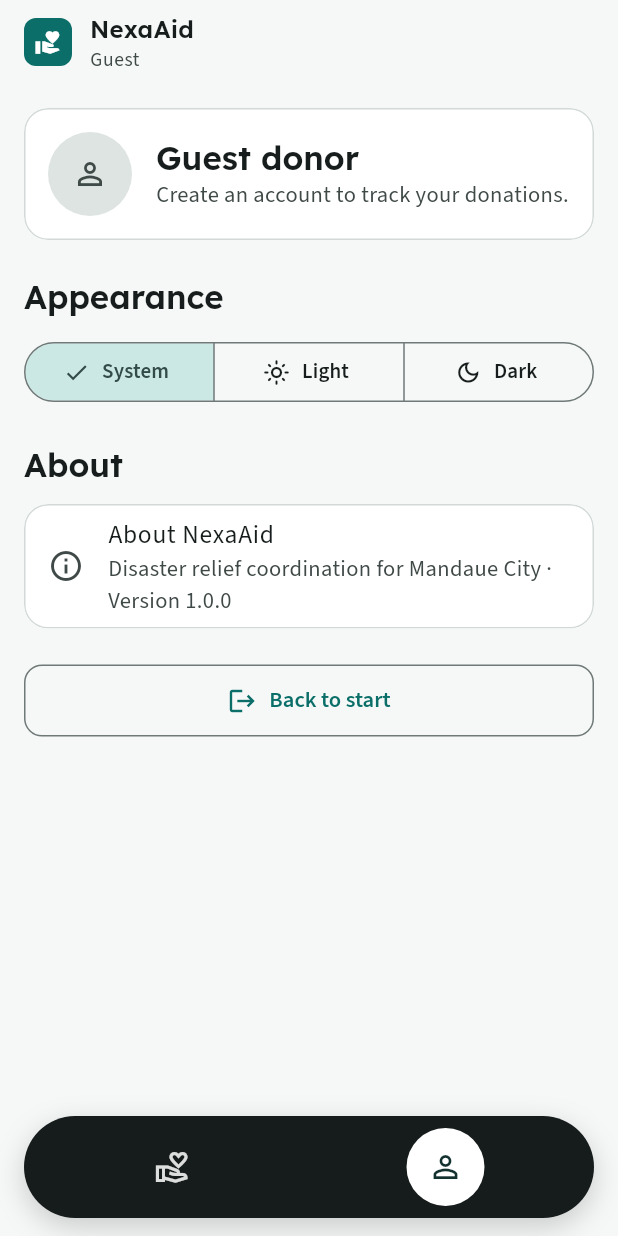
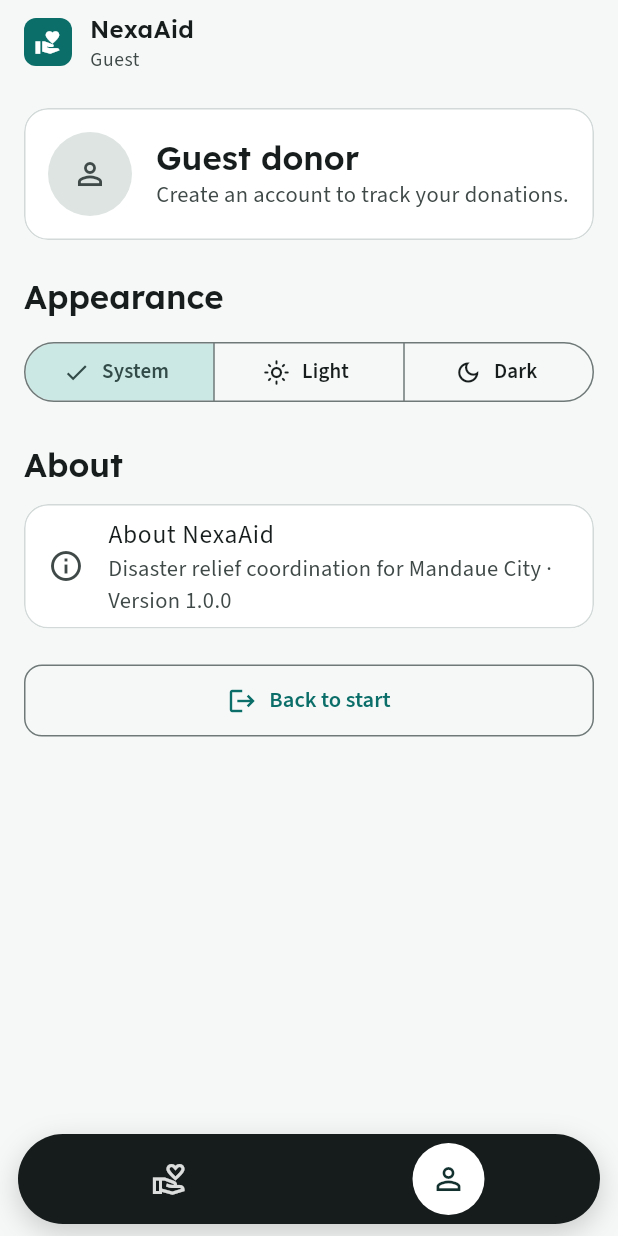
Before and after one commit to EdgeTech-team/nexaaid-capstone-2, a Flutter app: the RoleHome screen opened directly, after a tap on the "person outline" icon, on a phone screen of 412 x 824 dp. Run offline on Flutter 3.47's test engine with Material 3 defaults, Android fonts, the phone set to English and light mode, and no system bars; our stand-ins replace file_picker, flutter_map, google_fonts, image_picker, latlong2; missing offline and left inert: mobile_scanner, pdfrx; network calls fail.

Commit message:
UI: tighter floating navigation bar

```diff
--- a/mobile/lib/design/components/nav.dart
+++ b/mobile/lib/design/components/nav.dart
@@ -24,17 +24,18 @@ class FloatingNavBar extends StatelessWidget {
       required this.onSelected,
     });
 
-  static const double _height = 68;
-  static const double _circle = 52;
+   static const double _height = 60;
+   static const double _circle = 48;
 
     @override
     Widget build(BuildContext context) {
       final dark = Theme.of(context).brightness == Brightness.dark;
       return SafeArea(
       top: false,
-      minimum: const EdgeInsets.only(bottom: Space.sm),
+      // UI concern: less empty space around the bar.
+      minimum: const EdgeInsets.only(bottom: Space.xs),
       child: Padding(
-        padding: const EdgeInsets.symmetric(horizontal: Space.md),
+        padding: const EdgeInsets.symmetric(horizontal: Space.sm),
           child: Container(
             height: _height,
             padding: const EdgeInsets.symmetric(horizontal: Space.xs),
```
Lines whose indentation alone changed are shown as unchanged.
